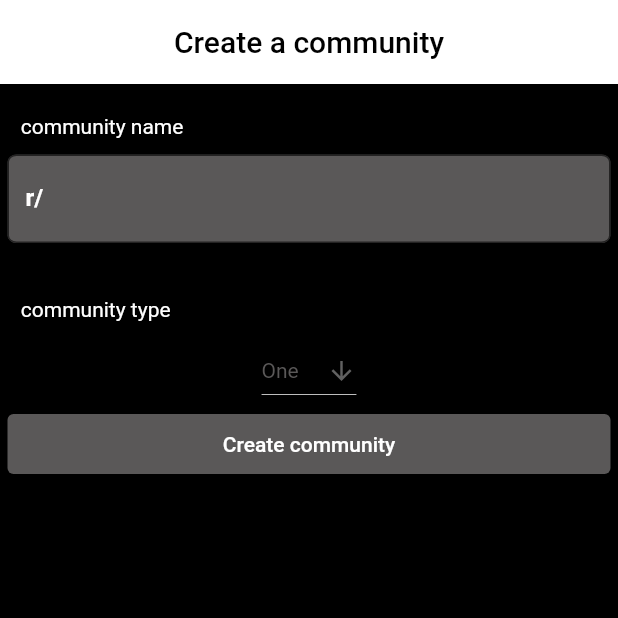
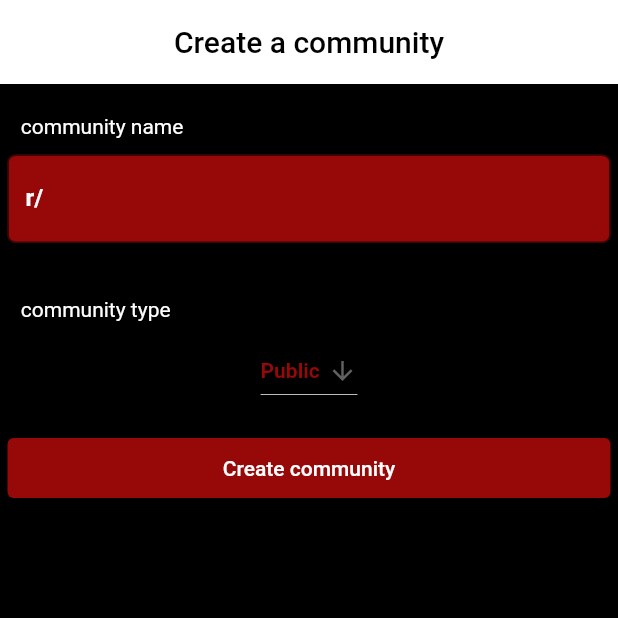
Before and after one commit to MariePaydar/Reddit, a Flutter app: the MyAppState screen opened directly, item 4 of the bottom bar chosen, after a tap on "create a community", on a phone screen of 412 x 824 dp, the top half of it. Run offline on Flutter 3.47's test engine with Material 2 defaults, Android fonts, the phone set to English and light mode, and no system bars; our stand-ins replace email_validator; missing offline and left inert: passwordfield.

Commit message:
add DropdownButton

```diff
--- a/lib/create_a_community_screan.dart
+++ b/lib/create_a_community_screan.dart
@@ -9,7 +9,7 @@ class CreateACommunity extends StatefulWidget {
 
 class _CreateACommunity extends State<CreateACommunity> {
   TextEditingController nameController = TextEditingController();
-  String dropdownValue = 'One';
+  String dropdownValue = 'Public';
 
   @override
   Widget build(BuildContext context) {
@@ -17,9 +17,9 @@ class _CreateACommunity extends State<CreateACommunity> {
         debugShowCheckedModeBanner: false,
         title: 'Create a community',
         home: Scaffold(
-          backgroundColor: Color.fromARGB(255, 0, 0, 0),
+          backgroundColor: const Color.fromARGB(255, 0, 0, 0),
           appBar: AppBar(
-            backgroundColor: Color.fromARGB(255, 255, 255, 255),
+            backgroundColor: const Color.fromARGB(255, 255, 255, 255),
             title: const Center(
               child: Text(
                 'Create a community',
@@ -27,9 +27,8 @@ class _CreateACommunity extends State<CreateACommunity> {
               ),
             ),
           ),
-          body: Container(
-            child: ListView(children: [
-              Text(
+          body: ListView(children: [
+            const Text(
               '    community name',
               style: TextStyle(
                   //backgroundColor: Color.fromARGB(255, 18, 145, 96),
@@ -45,7 +44,7 @@ class _CreateACommunity extends State<CreateACommunity> {
                     fontWeight: FontWeight.w600),
                 controller: nameController,
                 decoration: const InputDecoration(
-                      fillColor: Color.fromARGB(255, 90, 88, 88),
+                    fillColor: Color.fromARGB(255, 151, 9, 9),
                     filled: true,
                     border: OutlineInputBorder(
                         borderRadius:
@@ -56,7 +55,7 @@ class _CreateACommunity extends State<CreateACommunity> {
                     )),
               ),
             ),
-              Text(
+            const Text(
               '    community type',
               style: TextStyle(
                   //backgroundColor: Color.fromARGB(255, 18, 145, 96),
@@ -72,33 +71,32 @@ class _CreateACommunity extends State<CreateACommunity> {
               ),
               elevation: 0,
               style: const TextStyle(
-                  color: Color.fromARGB(255, 90, 88, 88),
-                ),
+                  color: Color.fromARGB(255, 151, 9, 9),
+                  fontWeight: FontWeight.w600),
               onChanged: (String? newValue) {
                 setState(() {
                   dropdownValue = newValue!;
                 });
               },
-                items: <String>['One', 'Public', 'Private']
-                    .map<DropdownMenuItem<String>>((String value) {
+              items: <String>['Public', 'Private'].map((String value) {
                 return DropdownMenuItem<String>(
                   value: value,
                   child: Text(value),
                 );
               }).toList(),
             )),
+            const Divider(),
             Container(
                 height: 50,
                 padding: const EdgeInsets.fromLTRB(5, 5, 5, 5),
                 child: ElevatedButton(
                   style: ElevatedButton.styleFrom(
-                      primary: Color.fromARGB(255, 90, 88, 88),
+                    primary: const Color.fromARGB(255, 151, 9, 9),
                   ),
                   child: const Text('Create community'),
                   onPressed: () {},
                 )),
           ]),
-          ),
         ));
   }
 }
```
Lines whose indentation alone changed are shown as unchanged.
